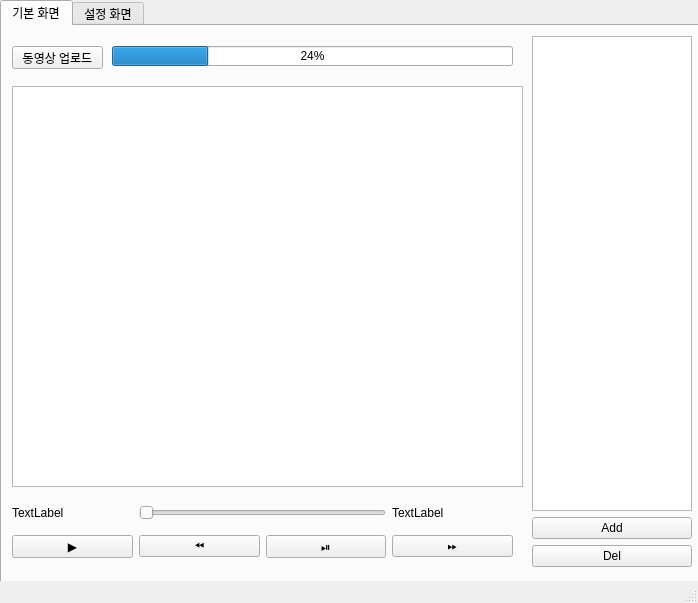
Qt form MNA/upload_video/Video.ui (KDT-project-MNVISION-Enterprise/MNVISION) before a commit.
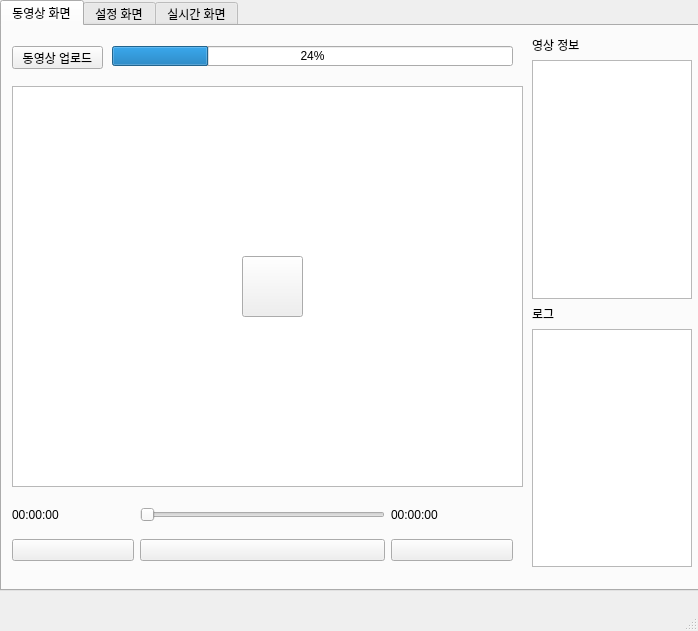
The same form after that commit. Icons and pictures are not drawn.

```diff
--- a/MNA/upload_video/Video.ui
+++ b/MNA/upload_video/Video.ui
@@ -7,7 +7,7 @@
     <x>0</x>
     <y>0</y>
     <width>698</width>
-    <height>603</height>
+    <height>631</height>
    </rect>
   </property>
   <property name="windowTitle">
@@ -31,7 +31,7 @@
     </property>
     <widget class="QWidget" name="tab">
      <attribute name="title">
-      <string>기본 화면</string>
+      <string>동영상 화면</string>
      </attribute>
      <widget class="QGraphicsView" name="graphicsView">
       <property name="geometry">
@@ -49,24 +49,10 @@
         <x>10</x>
         <y>470</y>
         <width>501</width>
-        <height>71</height>
+        <height>77</height>
        </rect>
       </property>
       <layout class="QGridLayout" name="gridLayout">
-       <item row="1" column="0">
-        <widget class="QPushButton" name="btn_pause">
-         <property name="text">
-          <string>▶️</string>
-         </property>
-        </widget>
-       </item>
-       <item row="1" column="3">
-        <widget class="QPushButton" name="btn_stop_start">
-         <property name="text">
-          <string>⏯️</string>
-         </property>
-        </widget>
-       </item>
        <item row="0" column="2" colspan="2">
         <widget class="QSlider" name="bar">
          <property name="orientation">
@@ -77,28 +63,66 @@
        <item row="0" column="4">
         <widget class="QLabel" name="label_3">
          <property name="text">
-          <string>TextLabel</string>
+          <string>00:00:00</string>
          </property>
         </widget>
        </item>
        <item row="0" column="0">
         <widget class="QLabel" name="label_2">
          <property name="text">
-          <string>TextLabel</string>
+          <string>00:00:00</string>
          </property>
         </widget>
        </item>
        <item row="1" column="4">
         <widget class="QPushButton" name="btn_forward">
          <property name="text">
-          <string>⏩</string>
+          <string/>
+         </property>
+         <property name="icon">
+          <iconset>
+           <normaloff>../../../../Downloads/fast-forward.png</normaloff>../../../../Downloads/fast-forward.png</iconset>
+         </property>
+         <property name="iconSize">
+          <size>
+           <width>32</width>
+           <height>32</height>
+          </size>
          </property>
         </widget>
        </item>
-       <item row="1" column="2">
+       <item row="1" column="0">
         <widget class="QPushButton" name="btn_prev">
          <property name="text">
-          <string>⏪</string>
+          <string/>
+         </property>
+         <property name="icon">
+          <iconset>
+           <normaloff>../../../../Downloads/backward.png</normaloff>../../../../Downloads/backward.png</iconset>
+         </property>
+         <property name="iconSize">
+          <size>
+           <width>32</width>
+           <height>32</height>
+          </size>
+         </property>
+        </widget>
+       </item>
+       <item row="1" column="2" colspan="2">
+        <widget class="QPushButton" name="btn_stop_start">
+         <property name="text">
+          <string/>
+         </property>
+         <property name="icon">
+          <iconset>
+           <normaloff>../../../../Downloads/stop-button.png</normaloff>
+           <normalon>../../../../Downloads/play.png</normalon>../../../../Downloads/stop-button.png</iconset>
+         </property>
+         <property name="iconSize">
+          <size>
+           <width>32</width>
+           <height>32</height>
+          </size>
          </property>
         </widget>
        </item>
@@ -115,22 +139,25 @@
       </property>
       <layout class="QVBoxLayout" name="verticalLayout">
        <item>
-        <widget class="QTextBrowser" name="list"/>
-       </item>
-       <item>
-        <widget class="QPushButton" name="btn_add">
+        <widget class="QLabel" name="Video_info">
          <property name="text">
-          <string>Add</string>
+          <string>영상 정보</string>
          </property>
         </widget>
        </item>
        <item>
-        <widget class="QPushButton" name="btn_del">
+        <widget class="QTextBrowser" name="Video_info_text"/>
+       </item>
+       <item>
+        <widget class="QLabel" name="Log">
          <property name="text">
-          <string>Del</string>
+          <string>로그 </string>
          </property>
         </widget>
        </item>
+       <item>
+        <widget class="QListWidget" name="Log_text"/>
+       </item>
       </layout>
      </widget>
      <widget class="QPushButton" name="pushButton_7">
@@ -159,6 +186,34 @@
        <number>24</number>
       </property>
      </widget>
+     <widget class="QPushButton" name="btn_pause">
+      <property name="geometry">
+       <rect>
+        <x>240</x>
+        <y>230</y>
+        <width>61</width>
+        <height>61</height>
+       </rect>
+      </property>
+      <property name="font">
+       <font>
+        <underline>false</underline>
+       </font>
+      </property>
+      <property name="text">
+       <string/>
+      </property>
+      <property name="icon">
+       <iconset>
+        <normaloff>../../../../Downloads/arrow.png</normaloff>../../../../Downloads/arrow.png</iconset>
+      </property>
+      <property name="iconSize">
+       <size>
+        <width>64</width>
+        <height>64</height>
+       </size>
+      </property>
+     </widget>
     </widget>
     <widget class="QWidget" name="tab_2">
      <attribute name="title">
@@ -331,6 +386,11 @@
       </widget>
      </widget>
     </widget>
+    <widget class="QWidget" name="tab_3">
+     <attribute name="title">
+      <string>실시간 화면</string>
+     </attribute>
+    </widget>
    </widget>
   </widget>
   <widget class="QMenuBar" name="menubar">
```
Left out of the diff: 119 changed lines with no effect on the pictures.
